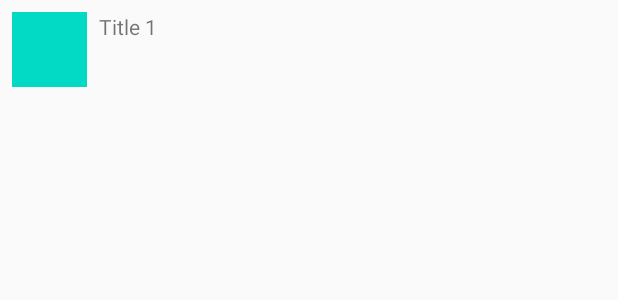
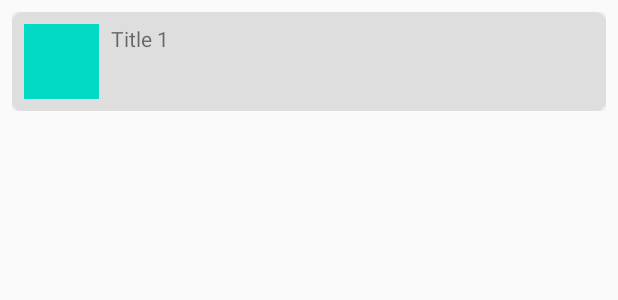
Before and after one commit to gpireda/photos-poc, an Android app: the layout photo_row.xml on its own in the app's theme, with its tools: preview values and no code run, on a phone screen of 412 x 824 dp. Shown: the top 300 px of the screen. Run offline under Robolectric (Android 15) with nearby library versions, the phone set to English and light mode, and no system bars.

Commit message:
cardview

```diff
--- a/app/build.gradle
+++ b/app/build.gradle
@@ -32,6 +32,7 @@ dependencies {
     implementation 'androidx.constraintlayout:constraintlayout:1.1.3'
 
     implementation 'androidx.recyclerview:recyclerview:1.1.0'
+    implementation 'androidx.cardview:cardview:1.0.0'
 
     implementation 'com.squareup.picasso:picasso:2.71828'
 
--- a/app/src/main/java/com/example/photospoc/MainActivity.kt
+++ b/app/src/main/java/com/example/photospoc/MainActivity.kt
@@ -1,7 +1,7 @@
 package com.example.photospoc
 
+import android.os.Bundle
 import androidx.appcompat.app.AppCompatActivity
-import android.os.Bundle
 import androidx.recyclerview.widget.LinearLayoutManager
 import androidx.recyclerview.widget.RecyclerView
 
@@ -11,9 +11,9 @@ class MainActivity : AppCompatActivity() {
         setContentView(R.layout.activity_main)
 
         findViewById<RecyclerView>(R.id.photos_recycler_view).apply {
+            adapter = PhotosAdapter()
+            setHasFixedSize(true)
             layoutManager = LinearLayoutManager(this@MainActivity)
-            setHasFixedSize(true)
-            adapter = PhotosAdapter()
         }
     }
 }
--- a/app/src/main/res/layout/photo_row.xml
+++ b/app/src/main/res/layout/photo_row.xml
@@ -1,25 +1,44 @@
 <?xml version="1.0" encoding="utf-8"?>
+
 <LinearLayout xmlns:android="http://schemas.android.com/apk/res/android"
+    xmlns:app="http://schemas.android.com/apk/res-auto"
     xmlns:tools="http://schemas.android.com/tools"
     android:layout_width="match_parent"
     android:layout_height="wrap_content"
+    android:padding="8dp">
+
+    <androidx.cardview.widget.CardView xmlns:app="http://schemas.android.com/apk/res-auto"
+        android:layout_width="0dp"
+        android:layout_height="wrap_content"
+        android:layout_gravity="center_horizontal"
+        android:layout_weight="1"
+        app:cardBackgroundColor="#dedede"
+        app:cardCornerRadius="8dp">
+
+        <LinearLayout
+            android:layout_width="match_parent"
+            android:layout_height="match_parent"
             android:orientation="horizontal"
             android:padding="8dp">
 
             <ImageView
-        android:contentDescription="@string/photo_thumbnail_content_description"
                 android:id="@+id/thumbnail_image"
                 android:layout_width="wrap_content"
                 android:layout_height="wrap_content"
+                android:contentDescription="@string/photo_thumbnail_content_description"
                 tools:background="@color/colorAccent"
                 tools:layout_height="50dp"
                 tools:layout_width="50dp" />
 
             <TextView
                 android:id="@+id/title_text_view"
-        android:layout_width="wrap_content"
+                android:layout_width="match_parent"
                 android:layout_height="wrap_content"
                 android:layout_marginStart="8dp"
                 tools:text="Title 1" />
 
         </LinearLayout>
+
+    </androidx.cardview.widget.CardView>
+
+</LinearLayout>
```
Also changed, not shown: app/src/main/res/layout/activity_main.xml (+4 -3 lines). Lines whose indentation alone changed are shown as unchanged.
